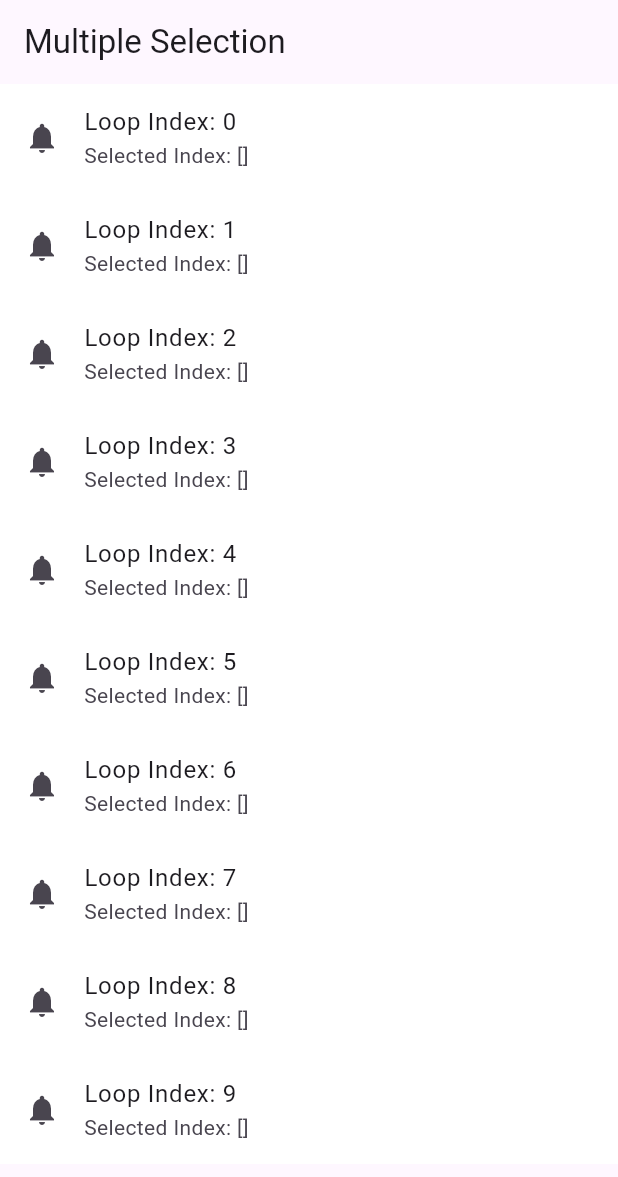
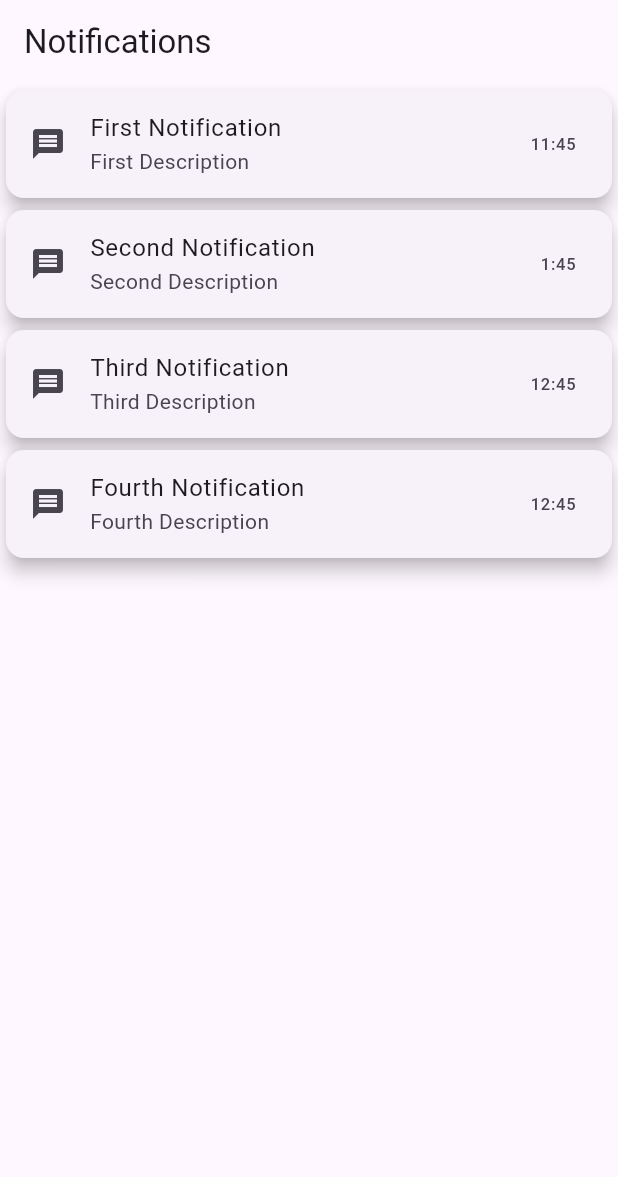
Before and after one commit to MuhammadAliKust/Flutter-B13, a Flutter app: the screen it shows after launch, on a phone screen of 412 x 824 dp. Shown: the top 1177 px of the screen. Run offline on Flutter 3.47's test engine with Material 3 defaults, Android fonts, the phone set to English and light mode, and no system bars; our stand-ins replace image_picker, string_validator.

Commit message:
Dynamic List View Done

```diff
--- /dev/null
+++ b/lib/dynamic_list_view_demo.dart
@@ -0,0 +1,48 @@
+import 'package:flutter/material.dart';
+
+import 'models/notification.dart';
+
+class DynamicListViewDemo extends StatelessWidget {
+  DynamicListViewDemo({super.key});
+
+  List<NotificationModel> notificationList = [
+    NotificationModel(
+        title: 'First Notification',
+        description: 'First Description',
+        time: '11:45'),
+    NotificationModel(
+        title: 'Second Notification',
+        description: 'Second Description',
+        time: '1:45'),
+    NotificationModel(
+        title: 'Third Notification',
+        description: 'Third Description',
+        time: '12:45'),
+    NotificationModel(
+        title: 'Fourth Notification',
+        description: 'Fourth Description',
+        time: '12:45'),
+  ];
+
+  @override
+  Widget build(BuildContext context) {
+    return Scaffold(
+      appBar: AppBar(
+        title: Text("Notifications"),
+      ),
+      body: ListView.builder(
+          itemCount: notificationList.length,
+          itemBuilder: (context, i) {
+            return Card(
+              elevation: 5,
+              child: ListTile(
+                leading: Icon(Icons.message),
+                title: Text(notificationList[i].title),
+                subtitle: Text(notificationList[i].description),
+                trailing: Text(notificationList[i].time),
+              ),
+            );
+          }),
+    );
+  }
+}
--- a/lib/main.dart
+++ b/lib/main.dart
@@ -1,4 +1,5 @@
 import 'package:flutter/material.dart';
+import 'package:flutter_b14/dynamic_list_view_demo.dart';
 import 'package:flutter_b14/list_tile.dart';
 import 'package:flutter_b14/list_view_demo.dart';
 import 'package:flutter_b14/login.dart';
@@ -18,7 +19,7 @@ class MyApp extends StatelessWidget {
   @override
   Widget build(BuildContext context) {
     return MaterialApp(
-      home: MultipleSelectionView(),
+      home: DynamicListViewDemo(),
     );
   }
 }
--- /dev/null
+++ b/lib/models/notification.dart
@@ -0,0 +1,7 @@
+class NotificationModel{
+  final String title;
+  final String description;
+  final String time;
+
+  NotificationModel({required this.title, required this.description, required this.time});
+}
--- a/lib/multiple_selection.dart
+++ b/lib/multiple_selection.dart
@@ -26,7 +26,6 @@ class _MultipleSelectionViewState extends State<MultipleSelectionView> {
                 } else {
                   selectedIndex.add(i);
                 }
-
                 setState(() {});
               },
               leading: Icon(Icons.notifications),
```
